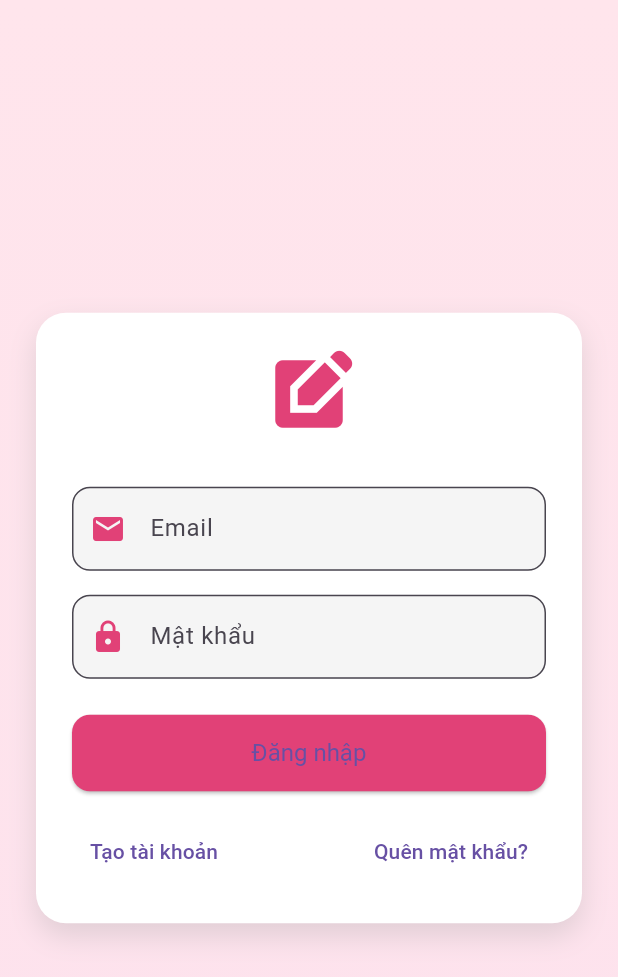
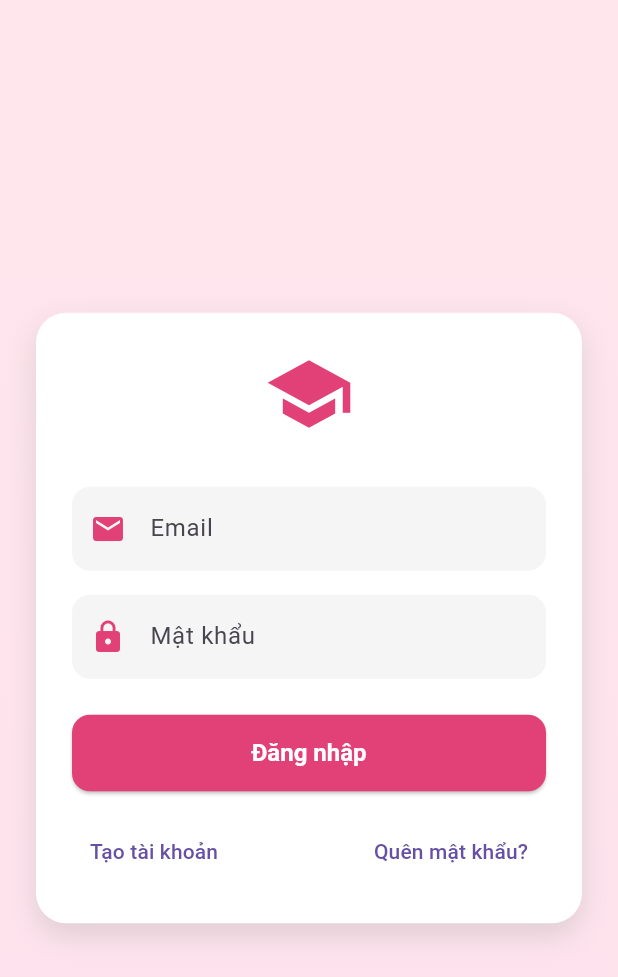
Before and after one commit to Mai-ThanhAn/quizzy_cross_platform, a Flutter app: the screen it shows after launch, on a phone screen of 412 x 824 dp. Shown: the top 977 px of the screen. Run offline on Flutter 3.47's test engine with Material 3 defaults, Android fonts, the light colour scheme and no system bars; our stand-ins replace cloud_firestore, firebase_auth, firebase_core; accounts and stored records are empty.

Commit message:
git commit -m "feat: Update Login/ Register/ Logout UI"

```diff
--- a/lib/features/auth/view/login_screen.dart
+++ b/lib/features/auth/view/login_screen.dart
@@ -33,12 +33,10 @@ class _LoginScreenState extends State<LoginScreen> {
   Widget build(BuildContext context) {
     return Scaffold(
       body: Container(
+
         decoration: const BoxDecoration(
           gradient: LinearGradient(
-          colors: [
-            Color(0xFFFFE5EC),
-            Color(0xFFFDE2ED),
-          ],
+            colors: [Color(0xFFFFE5EC), Color(0xFFFDE2ED)],
             begin: Alignment.topCenter,
             end: Alignment.bottomCenter,
           ),
@@ -46,6 +44,12 @@ Widget build(BuildContext context) {
         child: Center(
           child: SingleChildScrollView(
             padding: const EdgeInsets.all(24),
+
+            child: ConstrainedBox(
+              constraints: const BoxConstraints(
+                maxWidth: 420,
+              ),
+
             child: Container(
               padding: const EdgeInsets.all(24),
               decoration: BoxDecoration(
@@ -66,7 +70,7 @@ Widget build(BuildContext context) {
                   children: [
                     // Logo
                     const Icon(
-                    Icons.edit_square,
+                      Icons.school,
                       size: 60,
                       color: Color(0xFFE14177),
                     ),
@@ -83,6 +87,7 @@ Widget build(BuildContext context) {
                         ),
                         border: OutlineInputBorder(
                           borderRadius: BorderRadius.circular(12),
+                          borderSide: BorderSide.none,
                         ),
                         filled: true,
                         fillColor: Colors.grey[100],
@@ -103,6 +108,7 @@ Widget build(BuildContext context) {
                         ),
                         border: OutlineInputBorder(
                           borderRadius: BorderRadius.circular(12),
+                          borderSide: BorderSide.none,
                         ),
                         filled: true,
                         fillColor: Colors.grey[100],
@@ -124,7 +130,13 @@ Widget build(BuildContext context) {
                             borderRadius: BorderRadius.circular(12),
                           ),
                         ),
-                      child: const Text('Đăng nhập'),
+                        child: const Text(
+                          'Đăng nhập',
+                          style: TextStyle(
+                            fontWeight: FontWeight.bold,
+                            color: Colors.white,
+                          ),
+                        ),
                       ),
                     ),
                     const SizedBox(height: 16),
@@ -154,6 +166,7 @@ Widget build(BuildContext context) {
           ),
         ),
       ),
+    )
     );
   }
 }
--- a/lib/features/auth/view/register_screen.dart
+++ b/lib/features/auth/view/register_screen.dart
@@ -64,7 +64,7 @@ class _RegisterScreenState extends State<RegisterScreen> {
                   decoration: const InputDecoration(
                     labelText: 'Email',
                     prefixIcon: Icon(Icons.email),
-                    border: OutlineInputBorder(),
+                    border: OutlineInputBorder(borderSide: BorderSide.none),
                   ),
                   keyboardType: TextInputType.emailAddress,
                 ),
```
Also changed, not shown: lib/features/student/welcome_screen.dart (added, +148 -0 lines). Lines whose indentation alone changed are shown as unchanged.
